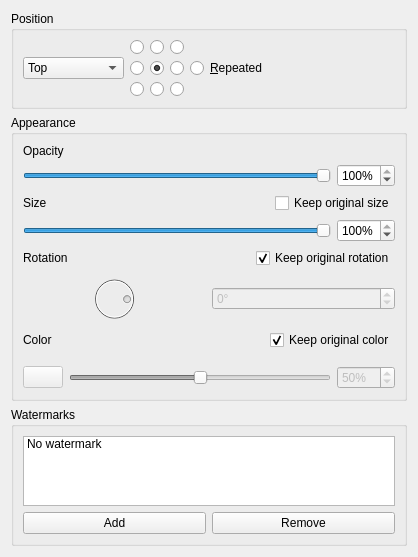
hgruniaux/Watermark, file ui/watermarkform.ui: the form before one commit.
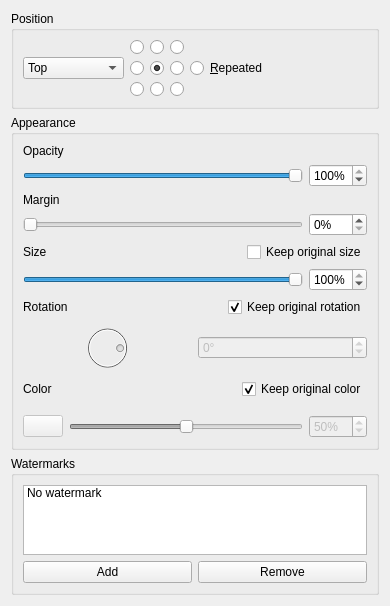
The form after the commit. Icons and pictures are not drawn.

Commit message: Support margin in watermarks

The edit to the form file:
```diff
--- a/ui/watermarkform.ui
+++ b/ui/watermarkform.ui
@@ -6,8 +6,8 @@
    <rect>
     <x>0</x>
     <y>0</y>
-    <width>418</width>
-    <height>542</height>
+    <width>390</width>
+    <height>591</height>
    </rect>
   </property>
   <property name="windowTitle">
@@ -252,6 +252,43 @@
         </item>
        </layout>
       </item>
+      <item>
+       <widget class="QLabel" name="label_5">
+        <property name="text">
+         <string>Margin</string>
+        </property>
+       </widget>
+      </item>
+      <item>
+       <layout class="QHBoxLayout" name="horizontalLayout_10">
+        <property name="bottomMargin">
+         <number>0</number>
+        </property>
+        <item>
+         <widget class="QSlider" name="sliderMargin">
+          <property name="maximum">
+           <number>100</number>
+          </property>
+          <property name="orientation">
+           <enum>Qt::Horizontal</enum>
+          </property>
+         </widget>
+        </item>
+        <item>
+         <widget class="QSpinBox" name="spinMargin">
+          <property name="suffix">
+           <string>%</string>
+          </property>
+          <property name="maximum">
+           <number>100</number>
+          </property>
+          <property name="value">
+           <number>0</number>
+          </property>
+         </widget>
+        </item>
+       </layout>
+      </item>
       <item>
        <layout class="QHBoxLayout" name="horizontalLayout_5">
         <property name="topMargin">
```
The commit also changes 7 other files.
